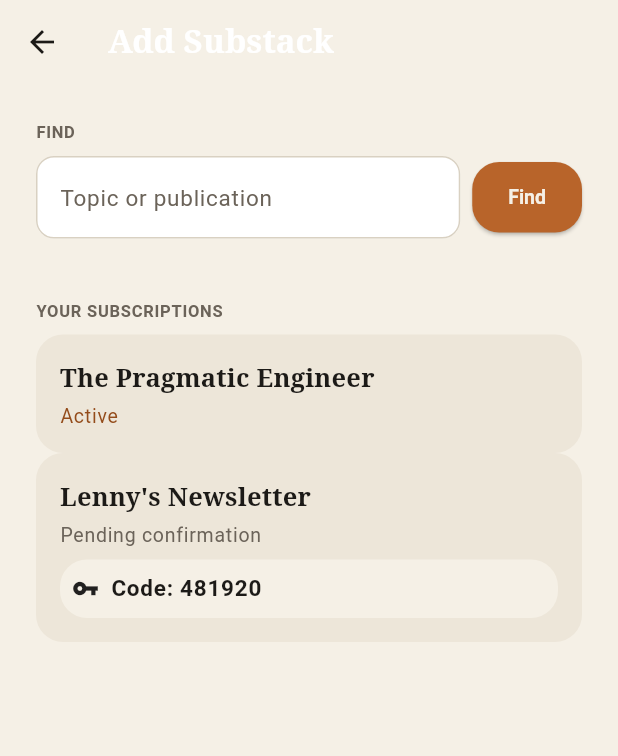
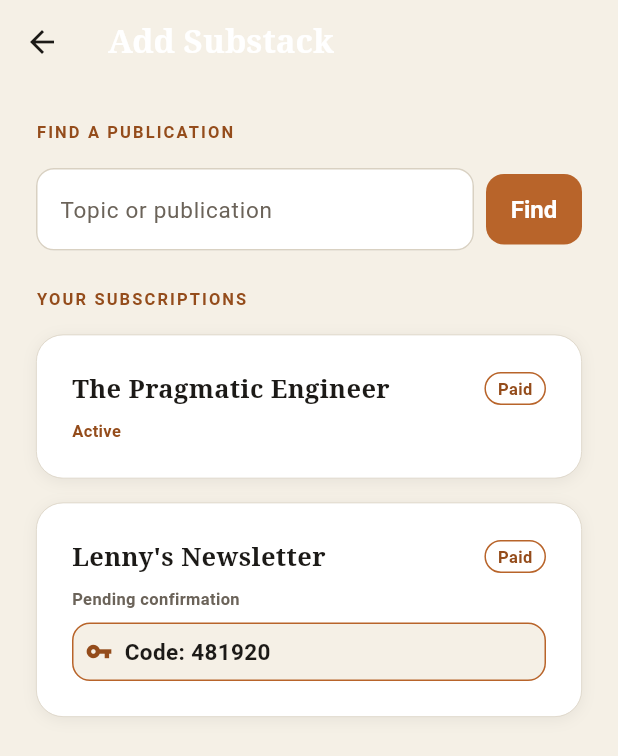
Before and after one commit to TheAntelope/Newsletter-pod, a Flutter app: the SubstackAddScreen screen opened directly, on a phone screen of 412 x 824 dp. Shown: the top 756 px of the screen. Run offline on Flutter 3.47's test engine with Material 3 defaults, Android fonts, the phone set to English and light mode, and no system bars; accounts and stored records are empty.

Commit message:
feat(flutter): Substack add screen on editorial components
Restyle discover/add + existing-subscriptions onto the component kit: editorial
candidate and intent cards, amber Find/Add buttons with inline loading, Paid
tags, and the 6-digit verification code in an amber-ringed highlight box.

analyze clean, 22 tests green.

Co-Authored-By: Claude Opus 4.8 <noreply@anthropic.com>

```diff
--- a/flutter/lib/screens/substack_add_screen.dart
+++ b/flutter/lib/screens/substack_add_screen.dart
@@ -3,10 +3,11 @@ import 'package:flutter/material.dart';
 import '../api/models.dart';
 import '../design_tokens.dart';
 import '../state/app_state.dart';
+import '../widgets/editorial.dart';
 
 /// Add a Substack: discover candidates by topic, add one (which creates an
 /// intent), and review existing subscriptions — surfacing the 6-digit
-/// verification code when Substack sends one.
+/// verification code when Substack sends one. Editorial rebuild.
 class SubstackAddScreen extends StatefulWidget {
   const SubstackAddScreen({super.key});
 
@@ -70,8 +71,7 @@ class _SubstackAddScreenState extends State<SubstackAddScreen> {
     } catch (e) {
       if (!mounted) return;
       setState(() => _searching = false);
-      ScaffoldMessenger.of(context)
-          .showSnackBar(SnackBar(content: Text('$e')));
+      ScaffoldMessenger.of(context).showSnackBar(SnackBar(content: Text('$e')));
     }
   }
 
@@ -86,8 +86,7 @@ class _SubstackAddScreenState extends State<SubstackAddScreen> {
       );
     } catch (e) {
       if (!mounted) return;
-      ScaffoldMessenger.of(context)
-          .showSnackBar(SnackBar(content: Text('$e')));
+      ScaffoldMessenger.of(context).showSnackBar(SnackBar(content: Text('$e')));
     } finally {
       if (mounted) setState(() => _adding.remove(pubUrl));
     }
@@ -98,42 +97,47 @@ class _SubstackAddScreenState extends State<SubstackAddScreen> {
 
   @override
   Widget build(BuildContext context) {
-    final text = Theme.of(context).textTheme;
     return Scaffold(
       appBar: AppBar(title: const Text('Add Substack')),
       body: SafeArea(
         child: ListView(
           padding: const EdgeInsets.all(DesignTokens.spacingL),
           children: [
-            _label('FIND', text),
+            const MetaLabel('Find a publication'),
+            const SizedBox(height: DesignTokens.spacingM),
             Row(
               children: [
                 Expanded(
                   child: TextField(
                     controller: _searchController,
-                    decoration:
-                        const InputDecoration(labelText: 'Topic or publication'),
+                    decoration: const InputDecoration(
+                      labelText: 'Topic or publication',
+                    ),
                     onSubmitted: (_) => _search(),
                   ),
                 ),
                 const SizedBox(width: DesignTokens.spacingS),
-                ElevatedButton(
+                AmberButton.filled(
+                  label: 'Find',
+                  expand: false,
+                  loading: _searching,
                   onPressed: _searching ? null : _search,
-                  child: const Text('Find'),
                 ),
               ],
             ),
             const SizedBox(height: DesignTokens.spacingM),
-            if (_searching)
-              const Center(
-                child: Padding(
-                  padding: EdgeInsets.all(DesignTokens.spacingL),
-                  child: CircularProgressIndicator(),
-                ),
+            for (final c in _candidates) ...[
+              _CandidateCard(
+                candidate: c,
+                added: _alreadyAdded(c.pubHost),
+                adding: _adding.contains(c.pubUrl),
+                onAdd: () => _add(c.pubUrl),
               ),
-            ..._candidates.map((c) => _candidateCard(c, text)),
-            const SizedBox(height: DesignTokens.spacingL),
-            _label('YOUR SUBSCRIPTIONS', text),
+              const SizedBox(height: DesignTokens.spacingM),
+            ],
+            const SizedBox(height: DesignTokens.spacingS),
+            const MetaLabel('Your subscriptions'),
+            const SizedBox(height: DesignTokens.spacingM),
             if (_loadingIntents)
               const Center(
                 child: Padding(
@@ -142,99 +146,156 @@ class _SubstackAddScreenState extends State<SubstackAddScreen> {
                 ),
               )
             else
-              ..._intents.map((i) => _intentCard(i, text)),
-          ],
-        ),
-      ),
-    );
-  }
-
-  Widget _label(String s, TextTheme text) => Padding(
-        padding: const EdgeInsets.only(bottom: DesignTokens.spacingS),
-        child: Text(s,
-            style: text.labelSmall?.copyWith(color: DesignTokens.colorMuted)),
-      );
-
-  Widget _candidateCard(SubstackCandidateDto c, TextTheme text) {
-    final added = _alreadyAdded(c.pubHost);
-    final adding = _adding.contains(c.pubUrl);
-    return Card(
-      child: Padding(
-        padding: const EdgeInsets.all(DesignTokens.spacingM),
-        child: Column(
-          crossAxisAlignment: CrossAxisAlignment.start,
-          children: [
-            Text(c.title ?? c.pubHost, style: text.titleMedium),
-            if (c.why != null) ...[
-              const SizedBox(height: DesignTokens.spacingXs),
-              Text(c.why!,
-                  style: text.bodyMedium
-                      ?.copyWith(color: DesignTokens.colorMuted)),
-            ],
-            const SizedBox(height: DesignTokens.spacingS),
-            Align(
-              alignment: Alignment.centerLeft,
-              child: added
-                  ? Text('Added',
-                      style: text.labelMedium
-                          ?.copyWith(color: DesignTokens.colorAmberDeep))
-                  : ElevatedButton(
-                      onPressed: adding ? null : () => _add(c.pubUrl),
-                      child: adding
-                          ? const SizedBox(
-                              height: 16,
-                              width: 16,
-                              child:
-                                  CircularProgressIndicator(strokeWidth: 2),
-                            )
-                          : const Text('Add'),
-                    ),
-            ),
-          ],
-        ),
-      ),
-    );
-  }
-
-  Widget _intentCard(SubstackIntentDto i, TextTheme text) {
-    final pending = i.displayStatus == SubstackIntentStatus.pending;
-    return Card(
-      child: Padding(
-        padding: const EdgeInsets.all(DesignTokens.spacingM),
-        child: Column(
-          crossAxisAlignment: CrossAxisAlignment.start,
-          children: [
-            Text(i.displayTitle, style: text.titleMedium),
-            const SizedBox(height: DesignTokens.spacingXs),
-            Text(
-              pending ? 'Pending confirmation' : 'Active',
-              style: text.labelMedium?.copyWith(
-                color:
-                    pending ? DesignTokens.colorMuted : DesignTokens.colorAmberDeep,
-              ),
-            ),
-            if (i.hasLiveVerificationCode) ...[
-              const SizedBox(height: DesignTokens.spacingS),
-              Container(
-                padding: const EdgeInsets.all(DesignTokens.spacingS),
-                decoration: BoxDecoration(
-                  color: DesignTokens.colorCream,
-                  borderRadius:
-                      BorderRadius.circular(DesignTokens.radiusCard),
-                ),
-                child: Row(
-                  children: [
-                    const Icon(Icons.vpn_key, size: 18),
-                    const SizedBox(width: DesignTokens.spacingS),
-                    Text('Code: ${i.pendingVerificationCode}',
-                        style: text.bodyLarge),
-                  ],
-                ),
-              ),
-            ],
+              for (final i in _intents) ...[
+                _IntentCard(intent: i),
+                const SizedBox(height: DesignTokens.spacingM),
+              ],
           ],
         ),
       ),
     );
   }
 }
+
+class _CandidateCard extends StatelessWidget {
+  const _CandidateCard({
+    required this.candidate,
+    required this.added,
+    required this.adding,
+    required this.onAdd,
+  });
+
+  final SubstackCandidateDto candidate;
+  final bool added;
+  final bool adding;
+  final VoidCallback onAdd;
+
+  @override
+  Widget build(BuildContext context) {
+    final c = candidate;
+    return EditorialCard(
+      spacing: DesignTokens.spacingS,
+      children: [
+        Row(
+          children: [
+            Expanded(
+              child: Text(
+                c.title ?? c.pubHost,
+                style: DesignTokens.typographySubtitle
+                    .copyWith(color: DesignTokens.colorInk),
+              ),
+            ),
+            if (c.hasPaidTier) const _PaidTag(),
+          ],
+        ),
+        if (c.why != null)
+          Text(
+            c.why!,
+            style: DesignTokens.typographyCallout
+                .copyWith(color: DesignTokens.colorInkSoft),
+          ),
+        Align(
+          alignment: Alignment.centerLeft,
+          child: added
+              ? Row(
+                  mainAxisSize: MainAxisSize.min,
+                  children: [
+                    const Icon(Icons.check_circle,
+                        size: 16, color: DesignTokens.colorAmberDeep),
+                    const SizedBox(width: 4),
+                    Text(
+                      'Added',
+                      style: DesignTokens.typographyCalloutStrong
+                          .copyWith(color: DesignTokens.colorAmberDeep),
+                    ),
+                  ],
+                )
+              : AmberButton.filled(
+                  label: 'Add',
+                  expand: false,
+                  loading: adding,
+                  onPressed: adding ? null : onAdd,
+                ),
+        ),
+      ],
+    );
+  }
+}
+
+class _IntentCard extends StatelessWidget {
+  const _IntentCard({required this.intent});
+
+  final SubstackIntentDto intent;
+
+  @override
+  Widget build(BuildContext context) {
+    final i = intent;
+    final pending = i.displayStatus == SubstackIntentStatus.pending;
+    return EditorialCard(
+      spacing: DesignTokens.spacingS,
+      children: [
+        Row(
+          children: [
+            Expanded(
+              child: Text(
+                i.displayTitle,
+                style: DesignTokens.typographySubtitle
+                    .copyWith(color: DesignTokens.colorInk),
+              ),
+            ),
+            if (i.hasPaidTier) const _PaidTag(),
+          ],
+        ),
+        Text(
+          pending ? 'Pending confirmation' : 'Active',
+          style: DesignTokens.typographyMeta.copyWith(
+            color: pending
+                ? DesignTokens.colorMuted
+                : DesignTokens.colorAmberDeep,
+          ),
+        ),
+        if (i.hasLiveVerificationCode)
+          Container(
+            padding: const EdgeInsets.all(DesignTokens.spacingS),
+            decoration: BoxDecoration(
+              color: DesignTokens.colorCream,
+              borderRadius: BorderRadius.circular(12),
+              border: Border.all(color: DesignTokens.colorAmber),
+            ),
+            child: Row(
+              children: [
+                const Icon(Icons.vpn_key,
+                    size: 18, color: DesignTokens.colorAmberDeep),
+                const SizedBox(width: DesignTokens.spacingS),
+                Text(
+                  'Code: ${i.pendingVerificationCode}',
+                  style: DesignTokens.typographyBodyStrong
+                      .copyWith(color: DesignTokens.colorInk),
+                ),
+              ],
+            ),
+          ),
+      ],
+    );
+  }
+}
+
+class _PaidTag extends StatelessWidget {
+  const _PaidTag();
+
+  @override
+  Widget build(BuildContext context) {
+    return Container(
+      padding: const EdgeInsets.symmetric(horizontal: 8, vertical: 2),
+      decoration: BoxDecoration(
+        borderRadius: BorderRadius.circular(999),
+        border: Border.all(color: DesignTokens.colorAmber, width: 1),
+      ),
+      child: Text(
+        'Paid',
+        style: DesignTokens.typographyMeta
+            .copyWith(color: DesignTokens.colorAmberDeep),
+      ),
+    );
+  }
+}
```
